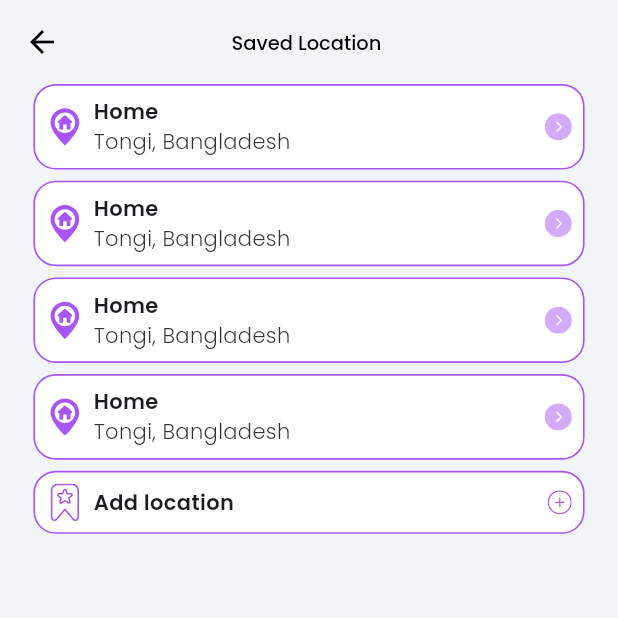
After one commit to moury12/E-hailing-App, a Flutter app: the SavedLocationPage screen opened by its route, on a phone screen of 412 x 824 dp, the top half of it. The commit adds this screen. Run offline on Flutter 3.47's test engine with Material 3 defaults, Android fonts, the phone set to English and light mode, and no system bars; our stand-ins replace cached_network_image, device_preview, flutter_screenutil, flutter_svg, geocoding, get and 3 more; project files that could hold a hidden picture were left out.

Commit message:
style: homedialog

```diff
--- a/lib/core/components/custom_appbar.dart
+++ b/lib/core/components/custom_appbar.dart
@@ -2,19 +2,19 @@ import 'package:e_hailing_app/core/components/custom_button_tap.dart';
 import 'package:e_hailing_app/core/constants/color_constants.dart';
 import 'package:e_hailing_app/core/constants/image_constant.dart';
 import 'package:e_hailing_app/core/constants/padding_constant.dart';
-import 'package:flutter/cupertino.dart';
 import 'package:flutter/material.dart';
 import 'package:flutter_screenutil/flutter_screenutil.dart';
 import 'package:flutter_svg/svg.dart';
 import 'package:get/get.dart';
-import 'package:get/get_core/src/get_main.dart';
 
-class CustomAppBarWidget extends StatelessWidget {
+import '../constants/custom_text.dart';
+
+class CustomAppBarForHomeWidget extends StatelessWidget {
   final String? actionIcon;
   final Function()? onTap;
   final Function()? onBack;
   final bool? isBack;
-  const CustomAppBarWidget({
+  const CustomAppBarForHomeWidget({
     super.key,
     this.actionIcon,
     this.onTap,
@@ -47,6 +47,21 @@ class CustomAppBarWidget extends StatelessWidget {
     );
   }
 }
+class CustomAppBar extends StatelessWidget implements PreferredSizeWidget {
+  final String title;
+  const CustomAppBar({super.key, required this.title});
+
+  @override
+  Widget build(BuildContext context) {
+    return AppBar(
+      title: CustomText(text: title),
+      centerTitle: true,
+    );
+  }
+
+  @override
+  Size get preferredSize => const Size.fromHeight(kToolbarHeight);
+}
 
 class PrimaryCircleButtonWidget extends StatelessWidget {
   const PrimaryCircleButtonWidget({
--- a/lib/core/constants/app_static_strings_constant.dart
+++ b/lib/core/constants/app_static_strings_constant.dart
@@ -116,6 +116,7 @@ class AppStaticStrings {
   static const String ongoing = 'Ongoing';
   static const String upcoming = 'Upcoming';
   static const String completed = 'Completed';
+  static const String addLocation = 'Add location';
   static const String finalCost = 'Final cost';
   static const String tripDuration = 'Trip Duration';
   static const String from = 'From:';
--- a/lib/core/constants/color_constants.dart
+++ b/lib/core/constants/color_constants.dart
@@ -8,6 +8,7 @@ class AppColors {
   static const Color kScaffoldBackgroundColor = Color(0xffF1F5F9);
   static const Color kLightGreyColor = Color(0xffE2E8F0);
   static const Color kGreyColor = Color(0xffD9E1E7);
+  static const Color kLightBlackColor = Color(0xff333333);
   static const Color kBorderColor = Color(0xff64748B);
   static const Color kTextBlueGreyColor = Color(0xff334155);
   static const Color kTextDarkBlueColor = Color(0xff1E293B);
--- a/lib/core/constants/image_constant.dart
+++ b/lib/core/constants/image_constant.dart
@@ -49,9 +49,11 @@ String termsIcon = 'assets/icons/terms_icon.svg';
 String totalEarnIcon = 'assets/icons/total_earn_icon.svg';
 String tripTodayIcon = 'assets/icons/trip_today_icon.svg';
 String uploadIcon = 'assets/icons/upload_icon.svg';
+String arrowCircleIcon = 'assets/icons/arrow_circle_icon.svg';
 
 // Images
 String carImage = 'assets/images/car_img.svg';
 String logoImage = 'assets/images/logo.svg';
 String orImage = 'assets/images/or_img.svg';
 String purpleCarImage = 'assets/images/purple_car_img.png';
+String purpleCarImage2 = 'assets/images/purple_car_img2.png';
--- a/lib/core/routes/app_routes.dart
+++ b/lib/core/routes/app_routes.dart
@@ -15,6 +15,8 @@ import 'package:e_hailing_app/presentations/navigation/views/navigation_page.dar
 import 'package:e_hailing_app/presentations/navigation/views/navigation_page.dart';
 import 'package:e_hailing_app/presentations/splash/views/splash_page.dart';
 import 'package:get/get.dart';
+
+import '../../presentations/home/views/saved_location_page.dart';
 
 class AppRoutes {
   static route() => [
@@ -54,6 +56,12 @@ class AppRoutes {
       binding: AuthBinding(),
     ),
     GetPage(
+      name: SavedLocationPage.routeName,
+      page: () => SavedLocationPage(),
+      // binding: AuthBinding(),
+    ),
+
+    GetPage(
       name: NavigationPage.routeName,
       page: () => NavigationPage(),
       binding: NavigationBinding(),
--- a/lib/presentations/home/controllers/home_controller.dart
+++ b/lib/presentations/home/controllers/home_controller.dart
@@ -8,6 +8,7 @@ class HomeController extends GetxController {
   RxBool wantToGo = false.obs;
   RxBool isBottomSheetOpen = true.obs;
   RxBool setPickup = false.obs;
+  RxBool selectEv = false.obs;
   RxBool addStops = false.obs;
   RxBool markerDraging = false.obs;
   RxString placeName = 'Fetching location...'.obs;
--- /dev/null
+++ b/lib/presentations/home/views/saved_location_page.dart
@@ -0,0 +1,87 @@
+import 'package:e_hailing_app/core/constants/app_static_strings_constant.dart';
+import 'package:e_hailing_app/core/constants/color_constants.dart';
+import 'package:e_hailing_app/core/constants/custom_text.dart';
+import 'package:e_hailing_app/core/constants/image_constant.dart';
+import 'package:e_hailing_app/core/constants/padding_constant.dart';
+import 'package:e_hailing_app/core/constants/text_style_constant.dart';
+import 'package:flutter/material.dart';
+import 'package:flutter_screenutil/flutter_screenutil.dart';
+import 'package:flutter_svg/flutter_svg.dart';
+
+import '../../../core/components/custom_appbar.dart';
+
+class SavedLocationPage extends StatelessWidget {
+  static const String routeName = '/save-location';
+  const SavedLocationPage({super.key});
+
+  @override
+  Widget build(BuildContext context) {
+    return Scaffold(
+      appBar: CustomAppBar(title: AppStaticStrings.savedLocation),
+      body: ListView.builder(
+        padding: padding16H,
+        itemCount: 5,
+        itemBuilder:
+            (context, index) =>
+                index == 4
+                    ? SavedLocationItemWidget(
+                      trailingImg: addIcon,
+                      title: AppStaticStrings.addLocation,
+                      img: saveLocationIcon,
+                    )
+                    : SavedLocationItemWidget(subText: 'Tongi, Bangladesh',),
+      ),
+    );
+  }
+}
+
+class SavedLocationItemWidget extends StatelessWidget {
+  final String? img;
+  final String? trailingImg;
+  final String? title;
+  final String? subText;
+  const SavedLocationItemWidget({
+    super.key,
+    this.img,
+    this.trailingImg,
+    this.title,
+    this.subText,
+  });
+
+  @override
+  Widget build(BuildContext context) {
+    return Container(
+      margin: padding8.copyWith(top: 0),
+      decoration: BoxDecoration(
+        borderRadius: BorderRadius.circular(16.r),
+        color: AppColors.kWhiteColor,
+        border: Border.all(color: AppColors.kPrimaryColor, width: 1.w),
+      ),
+      child: Padding(
+        padding: padding8,
+        child: Row(
+          spacing: 6.w,
+          children: [
+            SvgPicture.asset(img ?? homeLocationIcon, height: 25),
+            Column(
+              crossAxisAlignment: CrossAxisAlignment.start,
+              children: [
+                CustomText(
+                  text: title ?? AppStaticStrings.home,
+                  style: poppinsSemiBold,
+                ),
+               subText!=null? CustomText(
+                  text: subText ?? '',
+                  style: poppinsThin,
+                  color: AppColors.kLightBlackColor,
+                ):SizedBox.shrink(),
+              ],
+            ),
+            Spacer(),
+            SvgPicture.asset(trailingImg ?? arrowCircleIcon),
+          ],
+        ),
+      ),
+    );
+  }
+}
--- a/lib/presentations/navigation/views/navigation_page.dart
+++ b/lib/presentations/navigation/views/navigation_page.dart
@@ -11,7 +11,7 @@ import '../../home/controllers/home_controller.dart';
 import '../../home/widgets/row_more_button_widget.dart';
 import '../../home/widgets/search_field_button_widget.dart';
 import '../controllers/navigation_controller.dart';
-import '../widgets/bottom_sheets.dart';
+import '../../home/widgets/bottom_sheets.dart';
 import '../widgets/google_map_widget.dart';
 import '../widgets/nav_item_widget.dart';
 
```
Also changed, not shown: lib/presentations/home/views/home_page.dart (+29 -25 lines), lib/presentations/home/widgets/bottom_sheets.dart (renamed from lib/presentations/navigation/widgets/bottom_sheets.dart, +89 -72 lines), lib/presentations/home/widgets/select_car_item_widget.dart (added, +53 -0 lines), assets/icons/arrow_circle_icon.svg (added), assets/images/purple_car_img2.png (added).
